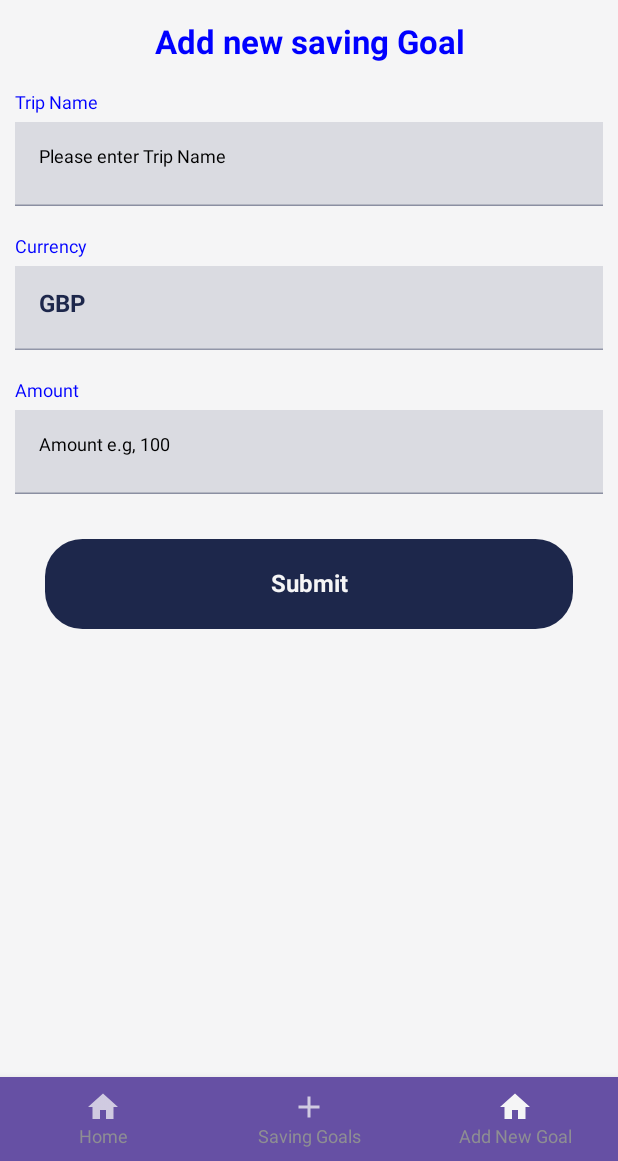
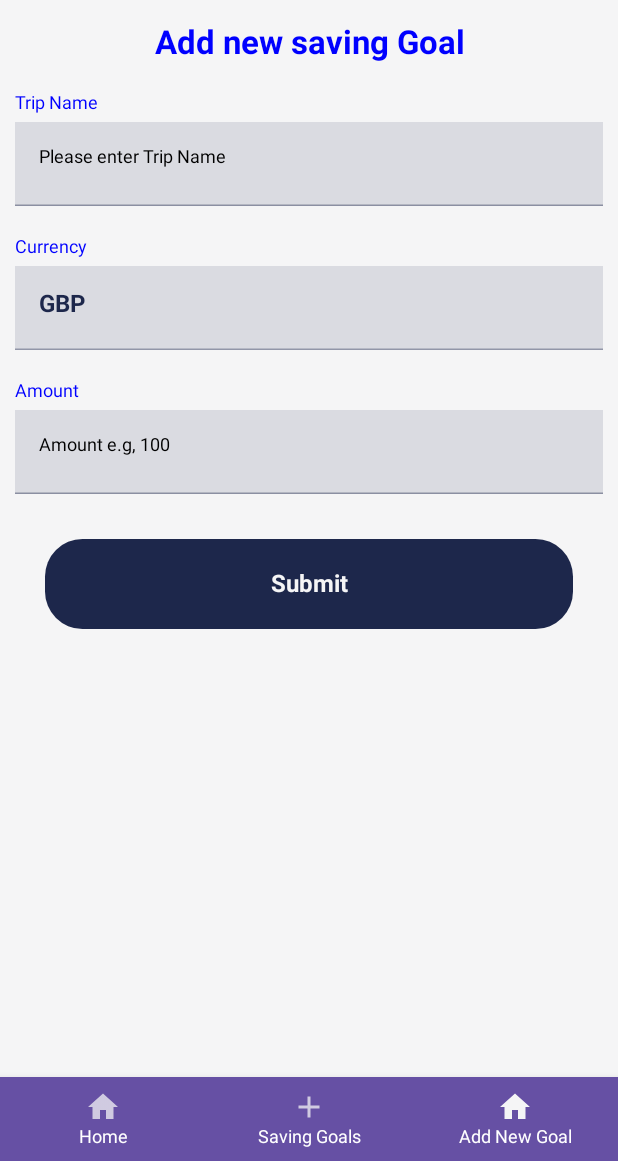
Before and after one commit to yasmcse/Starling, an Android app built with Jetpack Compose: the screen it shows after launch (MainActivity), item 3 of the bottom bar chosen, on a phone screen of 412 x 824 dp, the part 75-1236 px from its top. Run offline under Robolectric (Android 15) with nearby library versions, the phone set to English and light mode, and no system bars; our stand-ins replace Dagger/Hilt's generated code; network calls fail; 1 statement that could not run was skipped.

Commit message:
bottom items color

```diff
--- a/core/designsystem/src/main/java/com/challenge/designsystem/component/StarlingScreenComposables.kt
+++ b/core/designsystem/src/main/java/com/challenge/designsystem/component/StarlingScreenComposables.kt
@@ -203,7 +203,7 @@ fun BottomNav(selectedScreens: Screens, onClick: (Screens) -> Unit) {
                         contentDescription = stringResource(id = R.string.bottom_bar_icon)
                     )
                 },
-                label = { Text(text = screen.value) },
+                label = { Text(text = screen.value, color = Color.White) },
                 selected = screen == selectedScreens,
                 onClick = {
                     onClick(screen)
```
